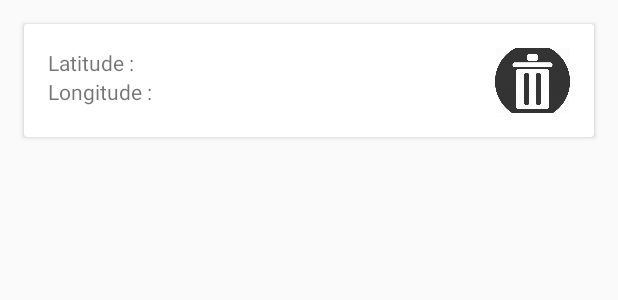
After one commit to HossamOnsy/WeatherApp, an Android app: the layout bookmarked_item.xml on its own in the app's theme, with its tools: preview values and no code run, on a phone screen of 412 x 824 dp. The commit adds this screen. Shown: the top 300 px of the screen. Run offline under Robolectric (Android 15) with nearby library versions, the phone set to English and light mode, and no system bars.

Commit message:
Google Map added Bookmarked add and delete altered Adding to SharedPref Confirmed

```diff
--- a/app/build.gradle
+++ b/app/build.gradle
@@ -45,11 +45,12 @@ dependencies {
     implementation 'androidx.legacy:legacy-support-v4:1.0.0'
     implementation 'androidx.lifecycle:lifecycle-extensions:2.0.0'
     implementation 'androidx.lifecycle:lifecycle-viewmodel-ktx:2.0.0'
+    implementation 'com.google.android.gms:play-services-maps:17.0.0'
     testImplementation 'junit:junit:4.12'
     androidTestImplementation 'androidx.test:runner:1.2.0'
     androidTestImplementation 'androidx.test.espresso:espresso-core:3.2.0'
 
-
+    implementation 'com.google.code.gson:gson:2.8.5'
     // LiveData & ViewModel
     implementation "androidx.lifecycle:lifecycle-extensions:$lifecycle_version"
 
--- a/app/src/main/java/com/sam/iotblue/ui/activities/TodaysWeatherActivity.kt
+++ b/app/src/main/java/com/sam/iotblue/ui/activities/TodaysWeatherActivity.kt
@@ -9,5 +9,10 @@ class TodaysWeatherActivity : AppCompatActivity() {
     override fun onCreate(savedInstanceState: Bundle?) {
         super.onCreate(savedInstanceState)
         setContentView(R.layout.activity_todays_weather)
+
+
+        if (intent!=null && intent.hasExtra("lat")&& intent.hasExtra("lon")){
+
+        }
     }
 }
--- a/app/src/main/java/com/sam/iotblue/utils/Constants.kt
+++ b/app/src/main/java/com/sam/iotblue/utils/Constants.kt
@@ -5,3 +5,4 @@ package com.sam.iotblue.utils
 // Changed it to be here Just for you to be able to test right away
 val BASE_URL = "http://api.openweathermap.org/data/2.5/";
 var APP_ID = "f9f89e3f8df9497aef7f3556f912f872"
+val KEY_COORDS_LIST = "COORDINATES"
--- /dev/null
+++ b/app/src/main/res/layout/bookmarked_item.xml
@@ -0,0 +1,49 @@
+<?xml version="1.0" encoding="utf-8"?>
+<androidx.cardview.widget.CardView
+        android:layout_margin="16sp"
+        xmlns:android="http://schemas.android.com/apk/res/android"
+        android:layout_width="match_parent"
+        android:layout_height="75sp" xmlns:app="http://schemas.android.com/apk/res-auto">
+
+    <androidx.constraintlayout.widget.ConstraintLayout
+            android:padding="16sp"
+            android:layout_width="match_parent"
+                                                       android:layout_height="match_parent">
+    <TextView
+            android:id="@+id/tv_lat"
+            app:layout_constraintTop_toTopOf="parent"
+            app:layout_constraintStart_toStartOf="parent"
+            android:layout_width="wrap_content" android:layout_height="wrap_content"
+            android:text="Latitude : "/>
+        <TextView
+                android:id="@+id/tv_lat_value"
+                app:layout_constraintTop_toTopOf="parent"
+                app:layout_constraintStart_toEndOf="@id/tv_lat"
+                android:layout_width="wrap_content" android:layout_height="wrap_content"
+               />
+        <TextView
+                android:id="@+id/tv_lon"
+                app:layout_constraintTop_toBottomOf="@id/tv_lat"
+                app:layout_constraintStart_toStartOf="parent"
+                android:layout_width="wrap_content" android:layout_height="wrap_content"
+                android:text="Longitude : "/>
+        <TextView
+                android:id="@+id/tv_lon_value"
+                app:layout_constraintTop_toTopOf="@id/tv_lon"
+                app:layout_constraintStart_toEndOf="@id/tv_lon"
+                android:layout_width="wrap_content" android:layout_height="wrap_content"
+        />
+
+        <ImageView
+                android:id="@+id/btn_delete"
+                android:layout_width="50sp" android:layout_height="50sp"
+                   app:layout_constraintEnd_toEndOf="parent"
+                   app:layout_constraintTop_toTopOf="parent"
+                   app:layout_constraintBottom_toBottomOf="parent"
+                   android:src="@drawable/delete"
+        />
+    </androidx.constraintlayout.widget.ConstraintLayout>
+
+
+
+</androidx.cardview.widget.CardView>
--- a/app/src/main/res/values/strings.xml
+++ b/app/src/main/res/values/strings.xml
@@ -1,3 +1,4 @@
 <resources>
     <string name="app_name">IoTBlue</string>
+    <string name="title_activity_maps">Map</string>
 </resources>
```
Also changed, not shown: app/src/debug/res/values/google_maps_api.xml (added, +24 -0 lines), app/src/main/AndroidManifest.xml (+20 -0 lines), app/src/main/java/com/sam/iotblue/ui/adapters/BookmarkedCoordsAdapter.kt (added, +69 -0 lines), app/src/main/java/com/sam/iotblue/ui/fragments/BookmarkListFragment.kt (+37 -3 lines), app/src/main/java/com/sam/iotblue/ui/fragments/MapFragment.kt (+75 -5 lines), app/src/main/java/com/sam/iotblue/utils/Utils.kt (+40 -9 lines), app/src/main/res/layout/bookmark_list_fragment.xml (+13 -6 lines), app/src/main/res/layout/map_fragment.xml (+7 -13 lines), app/src/main/res/drawable/delete.png (added), 1 other file.
